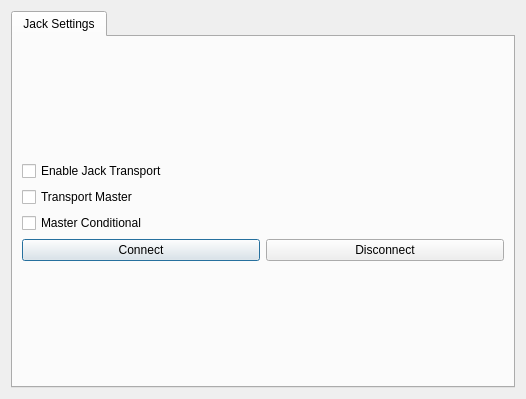
First picture: the form in src/PreferencesDialog.ui, repository oli-kester/kepler34, before the edit.
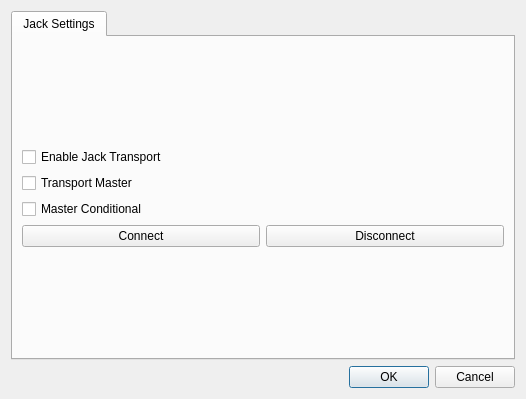
Second picture: the form after the edit.

Commit message: Preferences dialog now syncs properly with preferences on load. Also supports cancelling changes

What changed in the file:
```diff
--- a/src/PreferencesDialog.ui
+++ b/src/PreferencesDialog.ui
@@ -67,6 +67,13 @@
      </widget>
     </widget>
    </item>
+   <item>
+    <widget class="QDialogButtonBox" name="buttonBox">
+     <property name="standardButtons">
+      <set>QDialogButtonBox::Cancel|QDialogButtonBox::Ok</set>
+     </property>
+    </widget>
+   </item>
   </layout>
  </widget>
  <resources/>
```
The commit also changes 3 other files.
